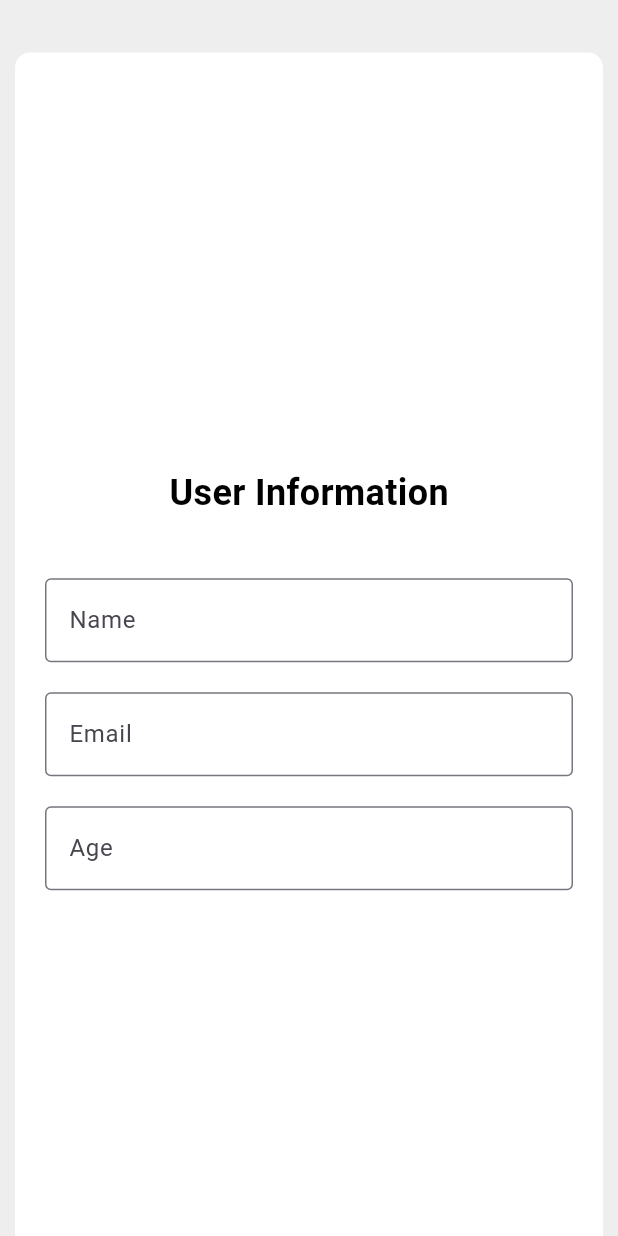
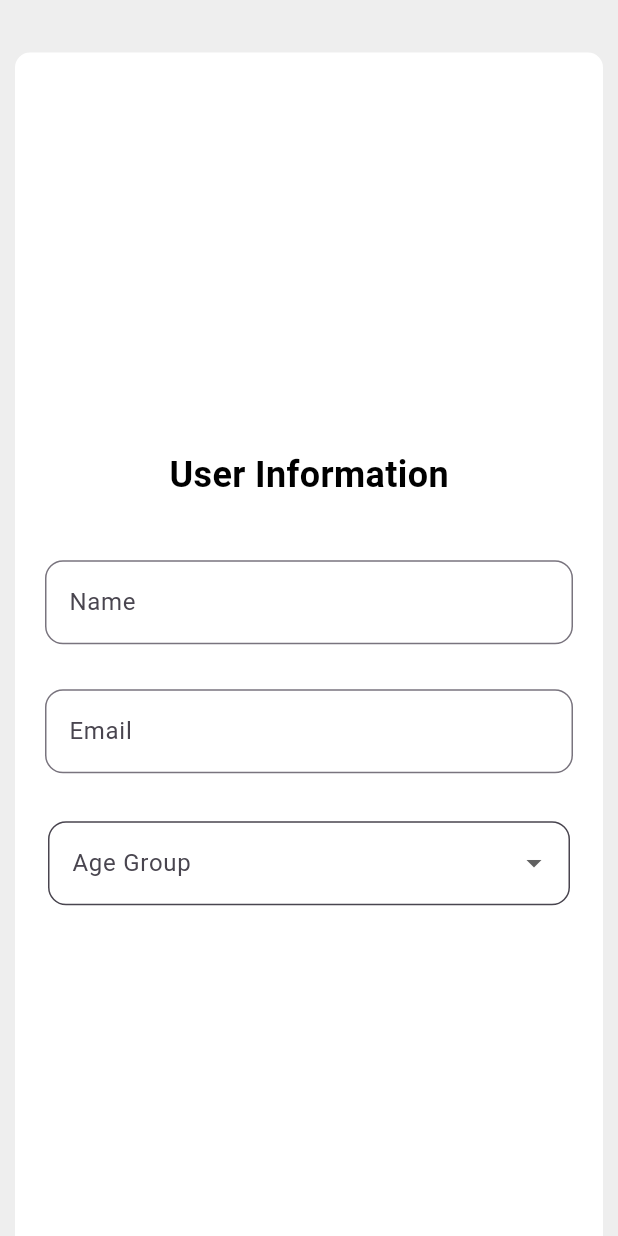
Before and after one commit to Hinokamika/final_project, a Flutter app: the UserInfoPage screen opened directly, on a phone screen of 412 x 824 dp. Run offline on Flutter 3.47's test engine with Material 3 defaults, Android fonts, the phone set to English and light mode, and no system bars; our stand-ins replace smooth_page_indicator.

Commit message:
four commit

```diff
--- /dev/null
+++ b/lib/components/dropdown_menu.dart
@@ -0,0 +1,62 @@
+import 'package:flutter/material.dart';
+
+class DropBoxMenu extends StatefulWidget {
+  final String? value;
+  final String? labelText;
+  final Map<String, String> options;
+  final ValueChanged<String?>? onChanged;
+
+  const DropBoxMenu({
+    super.key,
+    required this.value,
+    required this.labelText,
+    required this.options,
+    this.onChanged,
+  });
+
+  @override
+  State<DropBoxMenu> createState() => _DropBoxMenuState();
+}
+
+class _DropBoxMenuState extends State<DropBoxMenu> {
+  @override
+  Widget build(BuildContext context) {
+    return Container(
+      padding: const EdgeInsets.symmetric(horizontal: 2.0, vertical: 2.0),
+      decoration: BoxDecoration(borderRadius: BorderRadius.circular(8.0)),
+      child: DropdownButtonFormField<String>(
+        value: widget.value,
+        decoration: InputDecoration(
+          labelText: widget.labelText,
+          filled: true, // Enable fill color
+          fillColor: Colors.white, // Set background to white
+          border: OutlineInputBorder(
+            borderRadius: BorderRadius.circular(12),
+            borderSide: const BorderSide(color: Colors.black, width: 1),
+          ),
+        ),
+        dropdownColor: Colors.white,
+        borderRadius: BorderRadius.circular(12),
+        menuMaxHeight: 300,
+        itemHeight: 50,
+        onChanged: widget.onChanged,
+        items:
+            widget.options.entries.map((entry) {
+              return DropdownMenuItem<String>(
+                value: entry.key,
+                child: Text(
+                  entry.value,
+                  style: const TextStyle(color: Colors.black),
+                ),
+              );
+            }).toList(),
+        validator: (value) {
+          if (value == null || value.isEmpty) {
+            return 'Please select an option';
+          }
+          return null;
+        },
+      ),
+    );
+  }
+}
--- a/lib/pages/site_pages/user_information.dart
+++ b/lib/pages/site_pages/user_information.dart
@@ -1,9 +1,25 @@
+import 'package:final_project/components/dropdown_menu.dart';
 import 'package:flutter/material.dart';
 
+class UserInformation extends StatefulWidget {
+  const UserInformation({super.key});
+
+  @override
+  State<UserInformation> createState() => _UserInformationState();
+}
+
+class _UserInformationState extends State<UserInformation> {
   final _formKey = GlobalKey<FormState>();
+  String? _selectedOption;
+  final TextEditingController _nameController = TextEditingController();
+  final TextEditingController _emailController = TextEditingController();
 
-class UserInformation extends StatelessWidget {
-  const UserInformation({Key? key}) : super(key: key);
+  @override
+  void dispose() {
+    _nameController.dispose();
+    _emailController.dispose();
+    super.dispose();
+  }
 
   @override
   Widget build(BuildContext context) {
@@ -41,33 +57,78 @@ class UserInformation extends StatelessWidget {
                         child: Column(
                           children: [
                             TextFormField(
+                              controller: _nameController,
                               decoration: InputDecoration(
                                 labelText: 'Name',
-                              border: OutlineInputBorder(),
+                                border: OutlineInputBorder(
+                                  borderRadius: BorderRadius.circular(12),
+                                  borderSide: const BorderSide(
+                                    color: Colors.black,
+                                    width: 1,
                                   ),
                                 ),
-                          SizedBox(height: 20),
+                              ),
+                              validator: (value) {
+                                if (value == null || value.isEmpty) {
+                                  return 'Please enter your name';
+                                }
+                                return null;
+                              },
+                            ),
+                            const SizedBox(height: 30),
                             TextFormField(
+                              controller: _emailController,
                               decoration: InputDecoration(
                                 labelText: 'Email',
-                              border: OutlineInputBorder(),
+                                border: OutlineInputBorder(
+                                  borderRadius: BorderRadius.circular(12),
+                                  borderSide: const BorderSide(
+                                    color: Colors.black,
+                                    width: 1,
                                   ),
                                 ),
-                          SizedBox(height: 20),
-                          TextFormField(
-                            decoration: InputDecoration(
-                              labelText: 'Age',
-                              border: OutlineInputBorder(),
+                              ),
+                              validator: (value) {
+                                if (value == null || value.isEmpty) {
+                                  return 'Please enter your email';
+                                }
+                                if (!RegExp(
+                                  r'^[^@]+@[^@]+\.[^@]+',
+                                ).hasMatch(value)) {
+                                  return 'Please enter a valid email';
+                                }
+                                return null;
+                              },
+                            ),
+                            const SizedBox(height: 30),
+                            SizedBox(
+                              width:
+                                  double
+                                      .infinity, // Match the width of other input fields
+                              child: DropBoxMenu(
+                                labelText: 'Age Group',
+                                value: _selectedOption,
+                                options: {
+                                  'below 18': 'Below 18',
+                                  '20-30': '20-30',
+                                  'above 30': 'Above 30',
+                                },
+                                onChanged: (String? value) {
+                                  setState(() {
+                                    _selectedOption = value;
+                                  });
+                                },
                               ),
                             ),
                           ],
                         ),
-                      ))
+                      ),
+                    ),
                   ],
                 ),
               ),
             ),
-          )
+          ),
         ),
       ),
     );
--- a/lib/pages/user_info_page.dart
+++ b/lib/pages/user_info_page.dart
@@ -1,3 +1,4 @@
+import 'package:final_project/pages/register_login_pages/authentication_page.dart';
 import 'package:final_project/pages/site_pages/fitness_level.dart';
 import 'package:final_project/pages/site_pages/health_goal.dart';
 import 'package:final_project/pages/site_pages/user_information.dart';
@@ -22,11 +23,12 @@ class UserInfoPage extends StatelessWidget {
                 UserInformation(),
                 FitnessLevel(),
                 HealthGoal(),
+                AuthenticationPage(),
               ],
             ),
           ),
 
-          SmoothPageIndicator(controller: _controller, count: 3,
+          SmoothPageIndicator(controller: _controller, count: 4,
             effect: const WormEffect(
               activeDotColor: Color(0xFFFF3333),
               dotHeight: 10,
```
Also changed, not shown: lib/pages/register_login_pages/authentication_page.dart (added, +105 -0 lines), lib/pages/site_pages/fitness_level.dart (+18 -5 lines), lib/pages/site_pages/health_goal.dart (+17 -5 lines), lib/pages/register_login_pages/login.dart (added), lib/pages/register_login_pages/register.dart (added). Lines whose indentation alone changed are shown as unchanged.
